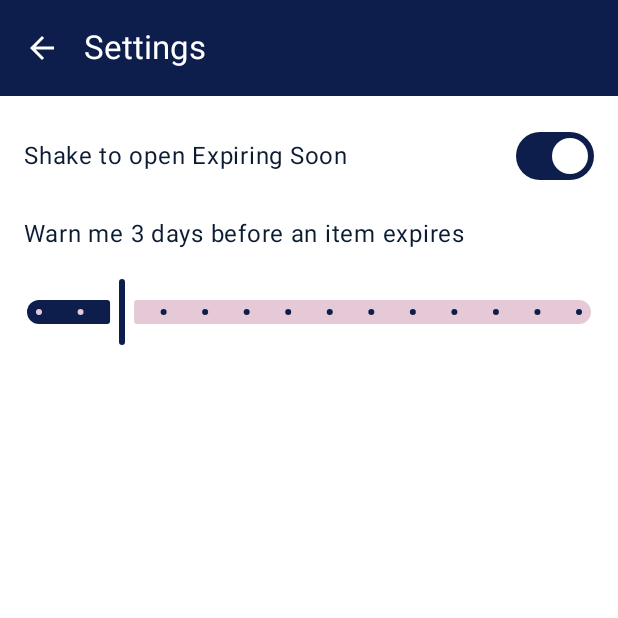
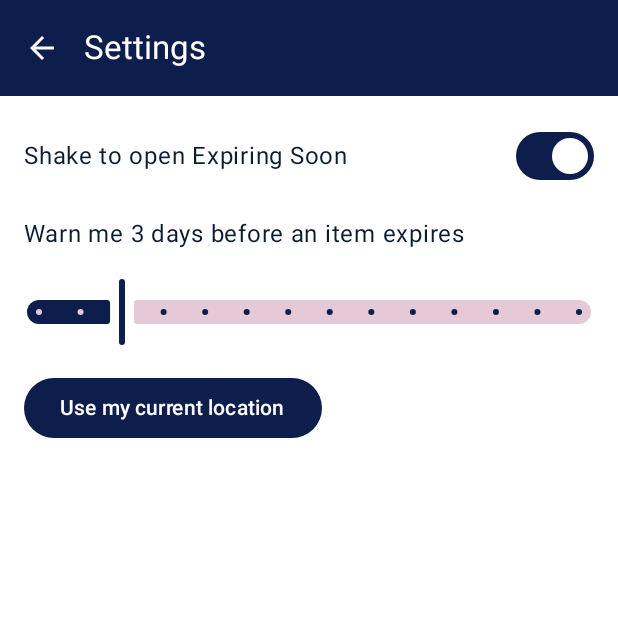
Before and after one commit to batungaisaac/ShelfLife, an Android app built with Jetpack Compose: the SettingsActivity screen opened directly, with no data from a screen before it, on a phone screen of 412 x 824 dp, the top half of it. Run offline under Robolectric (Android 15) with nearby library versions, the phone set to English and light mode, and no system bars.

Commit message:
Request location permission with rationale

```diff
--- /dev/null
+++ b/app/src/main/java/com/example/shelflife/ui/LocationPermission.kt
@@ -0,0 +1,47 @@
+package com.example.shelflife.ui
+
+import android.Manifest
+import android.content.pm.PackageManager
+import androidx.activity.compose.rememberLauncherForActivityResult
+import androidx.activity.result.contract.ActivityResultContracts
+import androidx.compose.material3.AlertDialog
+import androidx.compose.material3.Text
+import androidx.compose.material3.TextButton
+import androidx.compose.runtime.Composable
+import androidx.compose.runtime.getValue
+import androidx.compose.runtime.mutableStateOf
+import androidx.compose.runtime.remember
+import androidx.compose.runtime.setValue
+import androidx.compose.ui.platform.LocalContext
+import androidx.core.content.ContextCompat
+
+private val permissions = arrayOf(Manifest.permission.ACCESS_COARSE_LOCATION, Manifest.permission.ACCESS_FINE_LOCATION)
+
+// Returns a function that asks for location, explaining why first. onResult(true) if granted.
+@Composable
+fun rememberLocationPermission(onResult: (Boolean) -> Unit): () -> Unit {
+    val context = LocalContext.current
+    var showRationale by remember { mutableStateOf(false) }
+    val launcher = rememberLauncherForActivityResult(ActivityResultContracts.RequestMultiplePermissions()) {
+        onResult(it.values.any { granted -> granted })
+    }
+    if (showRationale) {
+        AlertDialog(
+            onDismissRequest = { showRationale = false },
+            title = { Text("Use your location?") },
+            text = { Text("ShelfLife uses your location once to save where your supermarket is. It isn't tracked or shared.") },
+            confirmButton = {
+                TextButton(onClick = { showRationale = false; launcher.launch(permissions) }) { Text("Continue") }
+            },
+            dismissButton = {
+                TextButton(onClick = { showRationale = false; onResult(false) }) { Text("Not now") }
+            }
+        )
+    }
+    return {
+        val granted = permissions.any {
+            ContextCompat.checkSelfPermission(context, it) == PackageManager.PERMISSION_GRANTED
+        }
+        if (granted) onResult(true) else showRationale = true
+    }
+}
--- a/app/src/main/java/com/example/shelflife/ui/SettingsScreen.kt
+++ b/app/src/main/java/com/example/shelflife/ui/SettingsScreen.kt
@@ -8,6 +8,7 @@ import androidx.compose.foundation.layout.padding
 import androidx.compose.material.icons.Icons
 import androidx.compose.material.icons.automirrored.filled.ArrowBack
 import androidx.compose.material3.ExperimentalMaterial3Api
+import androidx.compose.material3.Button
 import androidx.compose.material3.Icon
 import androidx.compose.material3.IconButton
 import androidx.compose.material3.Scaffold
@@ -17,6 +18,10 @@ import androidx.compose.material3.Text
 import androidx.compose.material3.TopAppBar
 import androidx.compose.material3.TopAppBarDefaults
 import androidx.compose.runtime.Composable
+import androidx.compose.runtime.getValue
+import androidx.compose.runtime.mutableStateOf
+import androidx.compose.runtime.remember
+import androidx.compose.runtime.setValue
 import androidx.compose.ui.Alignment
 import androidx.compose.ui.Modifier
 import androidx.compose.ui.unit.dp
@@ -33,6 +38,10 @@ fun SettingsScreen(
     onWarningDaysChange: (Int) -> Unit,
     onBack: () -> Unit
 ) {
+    var locationMessage by remember { mutableStateOf<String?>(null) }
+    val askForLocation = rememberLocationPermission { granted ->
+        locationMessage = if (granted) null else "Without location access, ShelfLife can't save your supermarket."
+    }
     Scaffold(
         topBar = {
             TopAppBar(
@@ -65,6 +74,8 @@ fun SettingsScreen(
                 valueRange = 1f..14f,
                 steps = 12
             )
+            Button(onClick = askForLocation) { Text("Use my current location") }
+            locationMessage?.let { Text(it) }
         }
     }
 }
```
